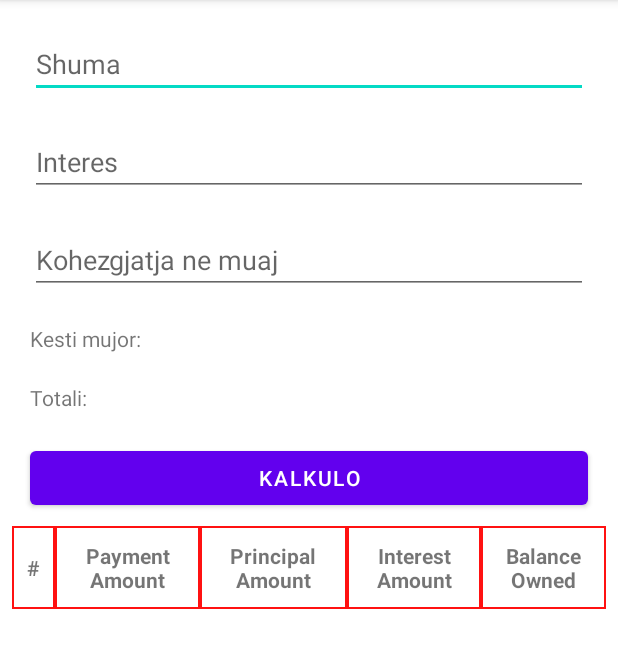
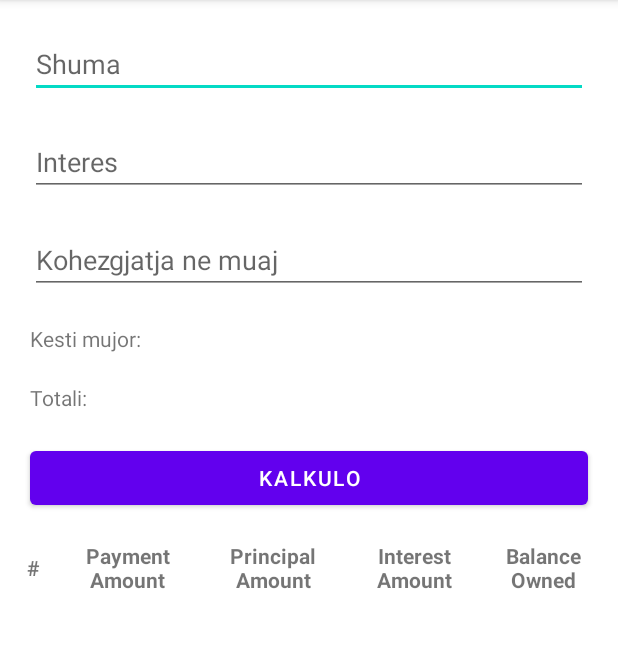
Before and after one commit to gentrimcanolli/BankCalculator, an Android app: the screen it shows after launch (MainActivity), on a phone screen of 412 x 824 dp, the part 84-752 px from its top. Run offline under Robolectric (Android 15) with nearby library versions, the phone set to English and light mode, and no system bars.

Commit message:
modify items_layout.xml

```diff
--- a/app/src/main/res/layout/activity_main.xml
+++ b/app/src/main/res/layout/activity_main.xml
@@ -79,55 +79,50 @@
         app:layout_constraintStart_toStartOf="parent"
         app:layout_constraintTop_toBottomOf="@id/calculate_btn">
 
-        <TableRow android:background="@drawable/table_borders">
+        <TableRow>
 
             <TextView
                 android:id="@+id/id_tv"
                 android:layout_height="match_parent"
-                android:background="@drawable/table_borders"
+                android:layout_column="0"
                 android:gravity="center"
                 android:padding="10dp"
-                android:layout_column="0"
                 android:text="#"
                 android:textStyle="bold" />
 
             <TextView
                 android:id="@+id/payment_amount_tv"
+                android:layout_column="1"
                 android:layout_weight="1"
-                android:background="@drawable/table_borders"
                 android:gravity="center"
                 android:padding="10dp"
-                android:layout_column="1"
                 android:text="Payment Amount"
                 android:textStyle="bold" />
 
             <TextView
                 android:id="@+id/principal_amount_tv"
+                android:layout_column="2"
                 android:layout_weight="1"
-                android:background="@drawable/table_borders"
                 android:gravity="center"
                 android:padding="10dp"
-                android:layout_column="2"
                 android:text="Principal Amount"
                 android:textStyle="bold" />
 
             <TextView
                 android:id="@+id/interest_amount_tv"
+                android:layout_column="3"
                 android:layout_weight="1"
-                android:background="@drawable/table_borders"
                 android:gravity="center"
                 android:padding="10dp"
-                android:layout_column="3"
                 android:text="Interest Amount"
                 android:textStyle="bold" />
 
             <TextView
                 android:id="@+id/balance_owned_tv"
+                android:layout_column="4"
                 android:layout_weight="1"
-                android:background="@drawable/table_borders"
                 android:gravity="center"
                 android:padding="10dp"
-                android:layout_column="4"
                 android:text="Balance Owned"
                 android:textStyle="bold" />
         </TableRow>
@@ -139,7 +134,6 @@
         android:layout_width="match_parent"
         android:layout_height="wrap_content"
         android:layout_margin="8dp"
-        android:background="@drawable/table_borders"
         app:layout_constraintEnd_toEndOf="parent"
         app:layout_constraintStart_toStartOf="parent"
         app:layout_constraintTop_toBottomOf="@id/table_layout" />
```
Also changed, not shown: app/src/main/res/layout/items_layout.xml (+7 -71 lines).
